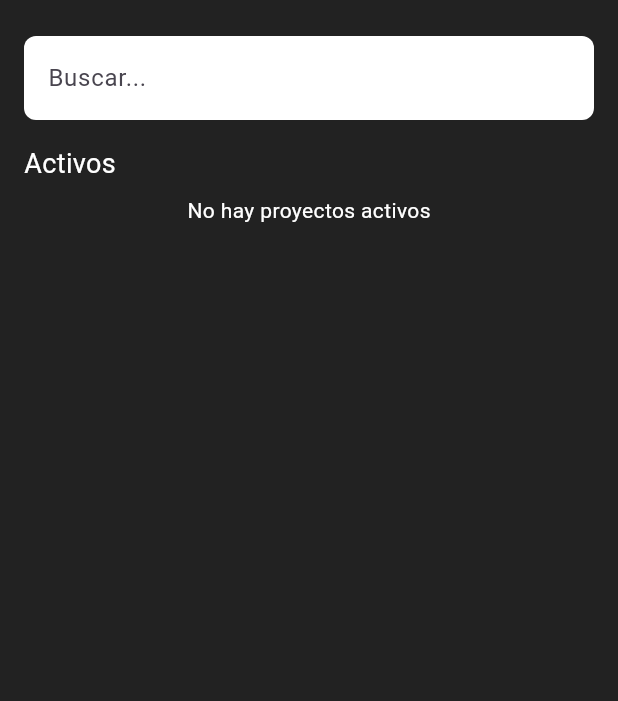
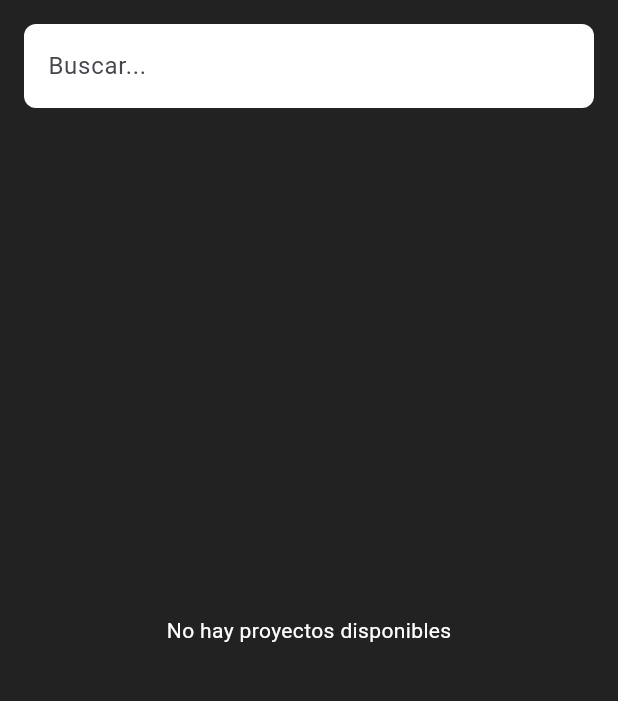
Before and after one commit to Rezbel/ChatEmpresa, a Flutter app: the PAPantallaproyectos screen opened directly, on a phone screen of 412 x 824 dp, the part 84-785 px from its top. Run offline on Flutter 3.47's test engine with Material 3 defaults, Android fonts, the phone set to English and light mode, and no system bars; our stand-ins replace cloud_firestore, file_picker, firebase_auth, firebase_core, firebase_storage; accounts and stored records are empty.

Commit message:
proyecto

```diff
--- a/lib/Administrador/PAPantallaProyectos.dart
+++ b/lib/Administrador/PAPantallaProyectos.dart
@@ -12,35 +12,22 @@ class PAPantallaproyectos extends StatefulWidget {
 
 class _PAPantallaproyectosState extends State<PAPantallaproyectos> {
   final TextEditingController _searchController = TextEditingController();
-  List<Proyecto> _allProjects = [];
-  List<Proyecto> _filteredProjects = [];
+  String _searchQuery = "";
 
-  @override
-  void initState() {
-    super.initState();
-    _fetchProjects();
-  }
-
-  Future<void> _fetchProjects() async {
-    final querySnapshot = await FirebaseFirestore.instance.collection('proyectos').get();
-    List<Proyecto> projects = querySnapshot.docs
-        .map((doc) => Proyecto.fromMap(doc.data()))
-        .toList();
+  void _filterProjects(String query) {
     setState(() {
-      _allProjects = projects;
-      _filteredProjects = projects;
+      _searchQuery = query.toLowerCase();
     });
   }
 
-  // Función para filtrar los proyectos por el inicio del nombre
-  void _filterProjects(String query) {
-    final filtered = _allProjects.where((project) {
-      // Filtrar solo si el nombre comienza con el texto ingresado
-      return project.nombre.toLowerCase().startsWith(query.toLowerCase());
+  Stream<List<Proyecto>> _getProyectosStream() {
+    return FirebaseFirestore.instance.collection('proyectos').snapshots().map(
+      (snapshot) {
+        return snapshot.docs.map((doc) {
+          return Proyecto.fromMap(doc.data());
         }).toList();
-    setState(() {
-      _filteredProjects = filtered;
-    });
+      },
+    );
   }
 
   @override
@@ -50,10 +37,7 @@ class _PAPantallaproyectosState extends State<PAPantallaproyectos> {
       appBar: AppBar(
         title: const Text(
           'Bater Papo',
-          style: TextStyle(
-            fontSize: 30,
-            color: Colors.white,
-          ),
+          style: TextStyle(fontSize: 30, color: Colors.white),
         ),
         backgroundColor: const Color(0xFF282828),
         elevation: 0,
@@ -65,16 +49,15 @@ class _PAPantallaproyectosState extends State<PAPantallaproyectos> {
           ),
         ],
       ),
-      body: SingleChildScrollView( // Aquí se envuelve el cuerpo para hacerlo desplazable
+      body: Padding(
         padding: const EdgeInsets.all(16.0),
         child: Column(
           crossAxisAlignment: CrossAxisAlignment.start,
           children: [
-            const SizedBox(height: 8),
             TextField(
               cursorColor: Colors.black,
               controller: _searchController,
-              onChanged: _filterProjects, // Filtrar proyectos mientras se escribe
+              onChanged: _filterProjects,
               decoration: InputDecoration(
                 hintText: 'Buscar...',
                 filled: true,
@@ -83,24 +66,57 @@ class _PAPantallaproyectosState extends State<PAPantallaproyectos> {
                   borderRadius: BorderRadius.circular(8),
                   borderSide: BorderSide.none,
                 ),
-                focusedBorder: OutlineInputBorder(
-                  borderRadius: BorderRadius.circular(8),
-                  borderSide: BorderSide.none,
-                ),
-                enabledBorder: OutlineInputBorder(
-                  borderRadius: BorderRadius.circular(8),
-                  borderSide: BorderSide.none,
-                ),
               ),
             ),
             const SizedBox(height: 16),
-            Text(
+            Expanded(
+              child: StreamBuilder<List<Proyecto>>(
+                stream: _getProyectosStream(),
+                builder: (context, snapshot) {
+                  if (snapshot.connectionState == ConnectionState.waiting) {
+                    return const Center(
+                      child: CircularProgressIndicator(),
+                    );
+                  } else if (snapshot.hasError) {
+                    return const Center(
+                      child: Text(
+                        'Error al cargar proyectos',
+                        style: TextStyle(color: Colors.red),
+                      ),
+                    );
+                  } else if (!snapshot.hasData || snapshot.data!.isEmpty) {
+                    return const Center(
+                      child: Text(
+                        'No hay proyectos disponibles',
+                        style: TextStyle(color: Colors.white),
+                      ),
+                    );
+                  }
+
+                  final allProjects = snapshot.data!;
+                  final activeProjects = allProjects
+                      .where((p) => p.estado != 'finalizado')
+                      .where((p) => p.nombre
+                          .toLowerCase()
+                          .contains(_searchQuery)) // Filtro por búsqueda
+                      .toList();
+                  final finalizedProjects = allProjects
+                      .where((p) => p.estado == 'finalizado')
+                      .where((p) => p.nombre
+                          .toLowerCase()
+                          .contains(_searchQuery)) // Filtro por búsqueda
+                      .toList();
+
+                  return SingleChildScrollView(
+                    child: Column(
+                      crossAxisAlignment: CrossAxisAlignment.start,
+                      children: [
+                        const Text(
                           'Activos',
                           style: TextStyle(color: Colors.white, fontSize: 18),
                         ),
                         const SizedBox(height: 8),
-            // Muestra los proyectos filtrados
-            _filteredProjects.isEmpty
+                        activeProjects.isEmpty
                             ? const Center(
                                 child: Text(
                                   'No hay proyectos activos',
@@ -113,9 +129,40 @@ class _PAPantallaproyectosState extends State<PAPantallaproyectos> {
                                 mainAxisSpacing: 16,
                                 shrinkWrap: true,
                                 physics: const NeverScrollableScrollPhysics(),
-                    children: _filteredProjects.map((project) {
-                      return ProjectCard(project: project);
-                    }).toList(),
+                                children: activeProjects
+                                    .map((project) =>
+                                        ProjectCard(project: project))
+                                    .toList(),
+                              ),
+                        const SizedBox(height: 16),
+                        const Text(
+                          'Finalizados',
+                          style: TextStyle(color: Colors.white, fontSize: 18),
+                        ),
+                        const SizedBox(height: 8),
+                        finalizedProjects.isEmpty
+                            ? const Center(
+                                child: Text(
+                                  'No hay proyectos finalizados',
+                                  style: TextStyle(color: Colors.white),
+                                ),
+                              )
+                            : GridView.count(
+                                crossAxisCount: 2,
+                                crossAxisSpacing: 16,
+                                mainAxisSpacing: 16,
+                                shrinkWrap: true,
+                                physics: const NeverScrollableScrollPhysics(),
+                                children: finalizedProjects
+                                    .map((project) =>
+                                        ProjectCard(project: project))
+                                    .toList(),
+                              ),
+                      ],
+                    ),
+                  );
+                },
+              ),
             ),
           ],
         ),
--- a/lib/Administrador/Proyectos/Proyecto.dart
+++ b/lib/Administrador/Proyectos/Proyecto.dart
@@ -4,6 +4,7 @@ class Proyecto {
   List<String> usuarios; // IDs de los usuarios
   DateTime fechaLimite;
   String descripcion;
+  String estado; // Nuevo atributo para el estado del proyecto
 
   Proyecto({
     required this.id,
@@ -11,6 +12,7 @@ class Proyecto {
     required this.usuarios,
     required this.fechaLimite,
     required this.descripcion,
+    this.estado = 'activo', // Estado predeterminado como 'activo'
   });
 
   Map<String, dynamic> toMap() {
@@ -20,6 +22,7 @@ class Proyecto {
       'usuarios': usuarios,
       'fechaLimite': fechaLimite.toIso8601String(),
       'descripcion': descripcion,
+      'estado': estado, // Agregar estado al mapa
     };
   }
 
@@ -30,6 +33,7 @@ class Proyecto {
       usuarios: List<String>.from(map['usuarios'] ?? []),
       fechaLimite: map['fechaLimite'] != null ? DateTime.parse(map['fechaLimite']) : DateTime.now(),
       descripcion: map['descripcion'] ?? '', // Proveer valor predeterminado si es null
+      estado: map['estado'] ?? 'activo', // Proveer valor predeterminado para el estado
     );
   }
 }
--- a/lib/main.dart
+++ b/lib/main.dart
@@ -1,4 +1,4 @@
-import 'package:chatempresa/Login/LoginScreen.dart';
+import 'package:chatempresa/AuthChecker.dart';
 import 'package:firebase_core/firebase_core.dart';
 import 'package:flutter/material.dart';
 
@@ -8,6 +8,6 @@ void main() async {
 
   runApp(MaterialApp(
     debugShowCheckedModeBanner: false,
-    home: LoginScreen(),
+    home: AuthChecker(),
   ));
 }
```
Also changed, not shown: lib/Administrador/ChatsAdmin/ChatsList.dart (added, +173 -0 lines), lib/Administrador/ChatsAdmin/GrupoChatScreen.dart (renamed from lib/Administrador/GrupoChatScreen.dart, +17 -1 lines), lib/Administrador/ChatsAdmin/Grupolist.dart (added, +113 -0 lines), lib/Administrador/ChatsList.dart (deleted, +0 -130 lines), lib/Administrador/Grupolist.dart (deleted, +0 -63 lines), lib/Administrador/PAPantallaChat.dart (+3 -19 lines), lib/Administrador/Proyectos/ProyectoCard.dart (+23 -4 lines), lib/Administrador/Proyectos/SubtareaScreen.dart (+6 -6 lines), lib/AuthChecker.dart (added, +49 -0 lines), lib/Administrador/ChatsAdmin/PAChatScreen.dart (renamed from lib/Administrador/PAChatScreen.dart). Lines whose indentation alone changed are shown as unchanged.
